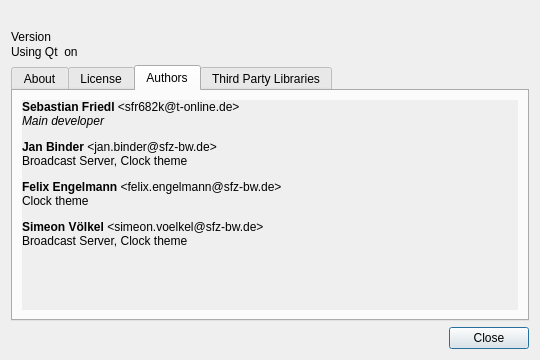
Before: the Qt Designer form client/aboutdialog.ui in SFr682k/fightclub, drawn with Qt 5.
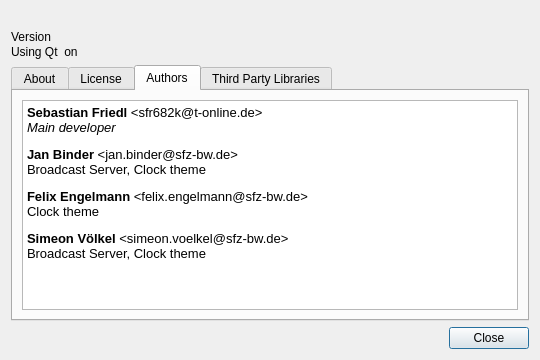
After: the same form once the commit is applied. The open tabs and pages were chosen to show the change. Icons and pictures are not drawn.

Commit message: Minor M$ Windows Design Fixes

The edit to the form file:
```diff
--- a/client/aboutdialog.ui
+++ b/client/aboutdialog.ui
@@ -303,66 +303,18 @@
       </attribute>
       <layout class="QVBoxLayout" name="verticalLayout_6">
        <item>
-        <widget class="QScrollArea" name="scrollArea">
-         <property name="frameShape">
-          <enum>QFrame::NoFrame</enum>
+        <widget class="QTextBrowser" name="authorstext">
+         <property name="html">
+          <string>&lt;!DOCTYPE HTML PUBLIC &quot;-//W3C//DTD HTML 4.0//EN&quot; &quot;http://www.w3.org/TR/REC-html40/strict.dtd&quot;&gt;
+&lt;html&gt;&lt;head&gt;&lt;meta name=&quot;qrichtext&quot; content=&quot;1&quot; /&gt;&lt;style type=&quot;text/css&quot;&gt;
+p, li { white-space: pre-wrap; }
+&lt;/style&gt;&lt;/head&gt;&lt;body style=&quot; font-family:'Noto Sans'; font-size:10pt; font-weight:400; font-style:normal;&quot;&gt;
+&lt;p style=&quot; margin-top:0px; margin-bottom:0px; margin-left:0px; margin-right:0px; -qt-block-indent:0; text-indent:0px;&quot;&gt;&lt;span style=&quot; font-weight:600;&quot;&gt;Sebastian Friedl&lt;/span&gt; &amp;lt;sfr682k@t-online.de&amp;gt;&lt;br /&gt;&lt;span style=&quot; font-style:italic;&quot;&gt;Main developer&lt;/span&gt;&lt;/p&gt;
+&lt;p style=&quot; margin-top:12px; margin-bottom:12px; margin-left:0px; margin-right:0px; -qt-block-indent:0; text-indent:0px;&quot;&gt;&lt;span style=&quot; font-weight:600;&quot;&gt;Jan Binder&lt;/span&gt; &amp;lt;jan.binder@sfz-bw.de&amp;gt;&lt;br /&gt;Broadcast Server, Clock theme&lt;/p&gt;
+&lt;p style=&quot; margin-top:12px; margin-bottom:12px; margin-left:0px; margin-right:0px; -qt-block-indent:0; text-indent:0px;&quot;&gt;&lt;span style=&quot; font-weight:600;&quot;&gt;Felix Engelmann&lt;/span&gt; &amp;lt;felix.engelmann@sfz-bw.de&amp;gt;&lt;br /&gt;Clock theme&lt;/p&gt;
+&lt;p style=&quot; margin-top:12px; margin-bottom:12px; margin-left:0px; margin-right:0px; -qt-block-indent:0; text-indent:0px;&quot;&gt;&lt;span style=&quot; font-weight:600;&quot;&gt;Simeon Völkel&lt;/span&gt; &amp;lt;simeon.voelkel@sfz-bw.de&amp;gt;&lt;br /&gt;Broadcast Server, Clock theme&lt;/p&gt;
+&lt;p style=&quot;-qt-paragraph-type:empty; margin-top:12px; margin-bottom:12px; margin-left:0px; margin-right:0px; -qt-block-indent:0; text-indent:0px;&quot;&gt;&lt;br /&gt;&lt;/p&gt;&lt;/body&gt;&lt;/html&gt;</string>
          </property>
-         <property name="frameShadow">
-          <enum>QFrame::Plain</enum>
-         </property>
-         <property name="lineWidth">
-          <number>0</number>
-         </property>
-         <property name="horizontalScrollBarPolicy">
-          <enum>Qt::ScrollBarAlwaysOff</enum>
-         </property>
-         <property name="widgetResizable">
-          <bool>true</bool>
-         </property>
-         <widget class="QWidget" name="scrollAreaWidgetContents">
-          <property name="geometry">
-           <rect>
-            <x>0</x>
-            <y>0</y>
-            <width>488</width>
-            <height>234</height>
-           </rect>
-          </property>
-          <layout class="QVBoxLayout" name="verticalLayout_7">
-           <property name="leftMargin">
-            <number>0</number>
-           </property>
-           <property name="topMargin">
-            <number>0</number>
-           </property>
-           <property name="rightMargin">
-            <number>0</number>
-           </property>
-           <property name="bottomMargin">
-            <number>0</number>
-           </property>
-           <item>
-            <widget class="QLabel" name="label_4">
-             <property name="text">
-              <string>&lt;html&gt;&lt;head/&gt;&lt;body&gt;&lt;p&gt;&lt;span style=&quot; font-weight:600;&quot;&gt;Sebastian Friedl&lt;/span&gt; &amp;lt;sfr682k@t-online.de&amp;gt;&lt;br/&gt;&lt;span style=&quot; font-style:italic;&quot;&gt;Main developer&lt;/span&gt;&lt;/p&gt;&lt;p&gt;&lt;span style=&quot; font-weight:600;&quot;&gt;Jan Binder&lt;/span&gt; &amp;lt;jan.binder@sfz-bw.de&amp;gt;&lt;br/&gt;Broadcast Server, Clock theme&lt;/p&gt;&lt;p&gt;&lt;span style=&quot; font-weight:600;&quot;&gt;Felix Engelmann&lt;/span&gt; &amp;lt;felix.engelmann@sfz-bw.de&amp;gt;&lt;br/&gt;Clock theme&lt;/p&gt;&lt;p&gt;&lt;span style=&quot; font-weight:600;&quot;&gt;Simeon Völkel&lt;/span&gt; &amp;lt;simeon.voelkel@sfz-bw.de&amp;gt;&lt;br/&gt;Broadcast Server, Clock theme&lt;/p&gt;&lt;p&gt;&lt;br/&gt;&lt;/p&gt;&lt;/body&gt;&lt;/html&gt;</string>
-             </property>
-            </widget>
-           </item>
-           <item>
-            <spacer name="verticalSpacer_3">
-             <property name="orientation">
-              <enum>Qt::Vertical</enum>
-             </property>
-             <property name="sizeHint" stdset="0">
-              <size>
-               <width>20</width>
-               <height>40</height>
-              </size>
-             </property>
-            </spacer>
-           </item>
-          </layout>
-         </widget>
         </widget>
        </item>
       </layout>
```
Left out of the diff: 2 changed lines with no effect on the pictures. The commit also changes 1 other file.
